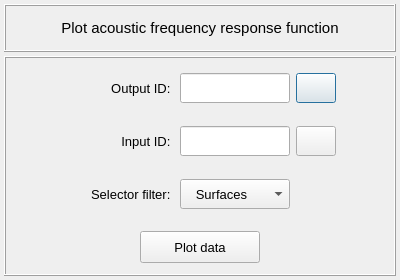
Qt form vibra/interface/data/ui_files/plots/acoustic/plot_acoustic_pressure_frequency_response_function.ui (MOPT-UFSC/VIBRA) before a commit.
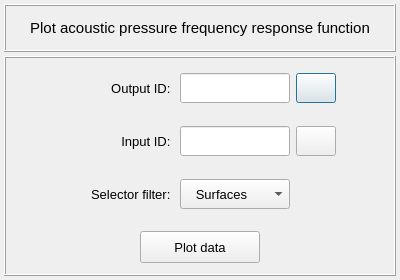
The same form after that commit. Icons and pictures are not drawn.

Commit message: Adds model frequency checks while applying boundary conditions

```diff
--- a/vibra/interface/data/ui_files/plots/acoustic/plot_acoustic_pressure_frequency_response_function.ui
+++ b/vibra/interface/data/ui_files/plots/acoustic/plot_acoustic_pressure_frequency_response_function.ui
@@ -119,7 +119,7 @@
          </font>
         </property>
         <property name="text">
-         <string>Plot acoustic frequency response function</string>
+         <string>Plot acoustic pressure frequency response function</string>
         </property>
         <property name="textFormat">
          <enum>Qt::AutoText</enum>
```
The commit also changes 15 other files.
